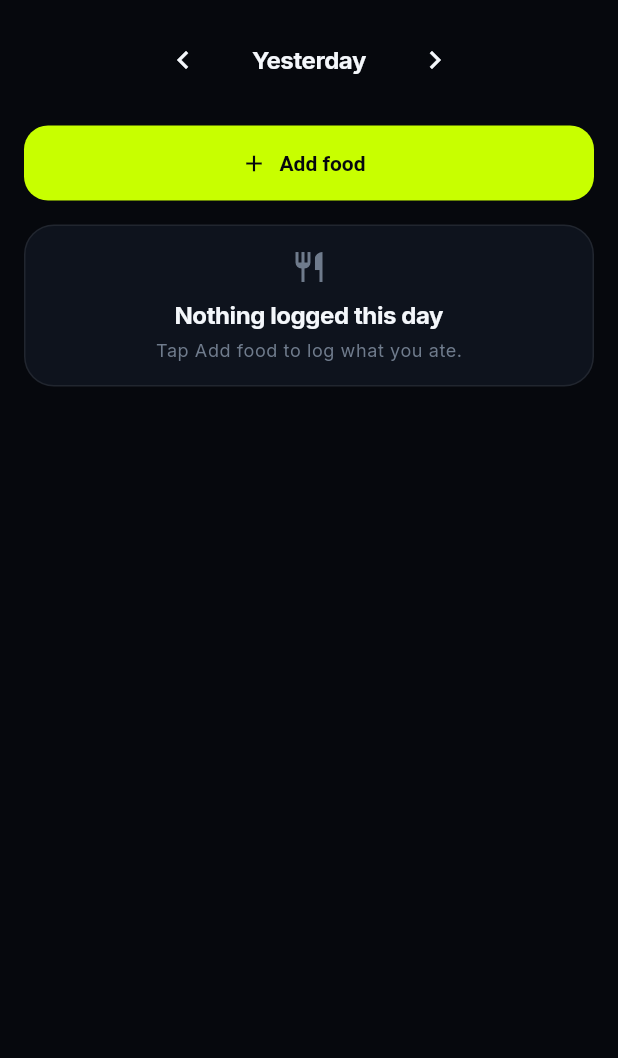
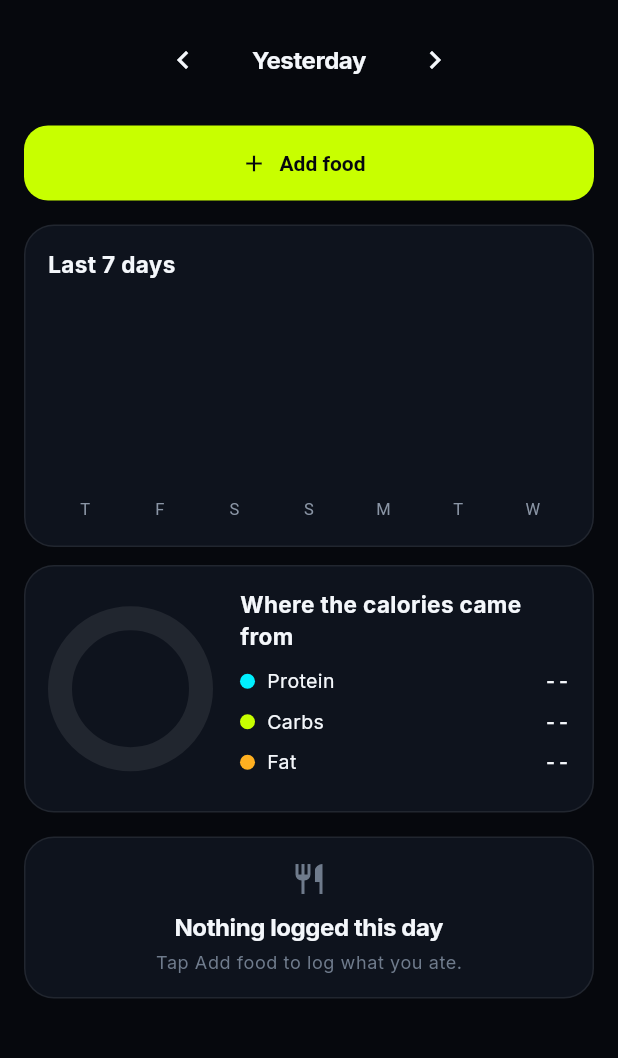
Before and after one commit to sasankurd/CrossGYM-App, a Flutter app: the NutritionScreen screen opened directly, after a tap on the "chevron left" icon, on a phone screen of 412 x 824 dp, the part 83-1141 px from its top. Run offline on Flutter 3.47's test engine with Material 3 defaults, Android fonts, the phone set to English and light mode, and no system bars; our stand-ins replace file_picker, flutter_map, google_fonts, latlong2, path_drawing, shared_preferences; missing offline and left inert: dart:js_interop; accounts and stored records are empty; project files that could hold a hidden picture were left out.

Commit message:
Add calorie charts to Fuel and a body recovery map to the Hub
Co-Authored-By: Claude Sonnet 5.5 <noreply@anthropic.com>
Claude-Session: https://claude.ai/code/session_018UhUDsVe9iLB8RcoNaQkuM

```diff
--- a/lib/features/home/dashboard_screen.dart
+++ b/lib/features/home/dashboard_screen.dart
@@ -7,6 +7,7 @@ import '../../data/models.dart';
 import '../nutrition/calorie_summary.dart';
 import '../watch/heart_widgets.dart';
 import '../records/records_section.dart';
+import 'recovery_map.dart';
 import 'coach_sheet.dart';
 import '../workouts/workout_type_screen.dart';
 
@@ -251,6 +252,10 @@ class DashboardScreen extends StatelessWidget {
           ),
         ),
         const SizedBox(height: 20),
+        const SectionLabel('Recovery map'),
+        const SizedBox(height: 10),
+        const RecoveryMap(),
+        const SizedBox(height: 20),
         const RecordsSection(),
         const SizedBox(height: 20),
         const SectionLabel('More sessions'),
--- /dev/null
+++ b/lib/features/nutrition/calorie_charts.dart
@@ -0,0 +1,251 @@
+import 'package:flutter/material.dart';
+
+import '../../core/tokens.dart';
+import '../../core/widgets.dart';
+import '../../data/app_state.dart';
+import '../../data/nutrition.dart';
+
+const _dayLetters = ['M', 'T', 'W', 'T', 'F', 'S', 'S'];
+
+/// Calories eaten on each of the 7 days ending at [day], with the daily
+/// target as a line.
+class WeekCalorieChart extends StatelessWidget {
+  const WeekCalorieChart({super.key, required this.day});
+
+  final DateTime day;
+
+  @override
+  Widget build(BuildContext context) {
+    final state = AppScope.of(context);
+    final target = state.profile?.targetKcal;
+    final days = [for (var i = 6; i >= 0; i--) day.subtract(Duration(days: i))];
+    final values = [for (final d in days) state.caloriesOn(d)];
+    final total = values.fold(0, (a, b) => a + b);
+    final logged = values.where((v) => v > 0).length;
+    return NeoCard(
+      child: Column(
+        crossAxisAlignment: CrossAxisAlignment.start,
+        children: [
+          Row(
+            children: [
+              const Expanded(
+                child: Text('Last 7 days',
+                    style:
+                        TextStyle(fontSize: 15, fontWeight: FontWeight.w700)),
+              ),
+              if (logged > 0)
+                Text('avg ${formatInt((total / logged).round())} cal',
+                    style: mono(size: 12, color: AppColors.gray300)),
+            ],
+          ),
+          const SizedBox(height: 12),
+          Semantics(
+            label: 'Bar chart of calories for the last 7 days. '
+                '${[
+              for (var i = 0; i < 7; i++) '${_dayLetters[days[i].weekday - 1]} ${values[i]}',
+            ].join(', ')}.',
+            child: SizedBox(
+              height: 150,
+              child: CustomPaint(
+                size: Size.infinite,
+                painter: _BarsPainter(
+                  values: values,
+                  letters: [for (final d in days) _dayLetters[d.weekday - 1]],
+                  target: target,
+                  bar: Theme.of(context).colorScheme.primary,
+                ),
+              ),
+            ),
+          ),
+          if (target != null) ...[
+            const SizedBox(height: 8),
+            Text('Dashed line: your target of ${formatInt(target)} cal. '
+                'Bars over it turn red.',
+                style: const TextStyle(
+                    fontSize: 11, color: AppColors.gray400)),
+          ],
+        ],
+      ),
+    );
+  }
+}
+
+class _BarsPainter extends CustomPainter {
+  _BarsPainter({
+    required this.values,
+    required this.letters,
+    required this.target,
+    required this.bar,
+  });
+
+  final List<int> values;
+  final List<String> letters;
+  final int? target;
+  final Color bar;
+
+  @override
+  void paint(Canvas canvas, Size size) {
+    const labelH = 18.0;
+    final chartH = size.height - labelH - 14;
+    final top = 14.0;
+    final maxV = [
+      ...values,
+      if (target != null) (target! * 1.15).round(),
+      500,
+    ].reduce((a, b) => a > b ? a : b);
+    final slot = size.width / values.length;
+    final barW = slot * 0.55;
+
+    for (var i = 0; i < values.length; i++) {
+      final x = slot * i + (slot - barW) / 2;
+      final h = chartH * values[i] / maxV;
+      final over = target != null && values[i] > target!;
+      canvas.drawRRect(
+        RRect.fromLTRBR(x, top + chartH - h, x + barW, top + chartH,
+            const Radius.circular(6)),
+        Paint()..color = values[i] == 0
+            ? AppColors.hairline
+            : (over ? AppColors.coral : bar),
+      );
+      if (values[i] > 0) {
+        _text(canvas, '${values[i]}', Offset(x + barW / 2, top + chartH - h - 12),
+            9, AppColors.gray300);
+      }
+      _text(canvas, letters[i], Offset(x + barW / 2, size.height - 9), 11,
+          AppColors.gray300);
+    }
+    if (target != null) {
+      final y = top + chartH - chartH * target! / maxV;
+      final p = Paint()
+        ..color = AppColors.gray300
+        ..strokeWidth = 1;
+      for (var x = 0.0; x < size.width; x += 8) {
+        canvas.drawLine(Offset(x, y), Offset(x + 4, y), p);
+      }
+    }
+  }
+
+  void _text(Canvas c, String s, Offset center, double size, Color color) {
+    final tp = TextPainter(
+      text: TextSpan(text: s, style: TextStyle(fontSize: size, color: color)),
+      textDirection: TextDirection.ltr,
+    )..layout();
+    tp.paint(c, center - Offset(tp.width / 2, tp.height / 2));
+  }
+
+  @override
+  bool shouldRepaint(_BarsPainter old) =>
+      old.values != values || old.target != target || old.bar != bar;
+}
+
+/// Where today's calories came from: protein, carbs and fat.
+class MacroDonut extends StatelessWidget {
+  const MacroDonut({super.key, required this.day});
+
+  final DateTime day;
+
+  @override
+  Widget build(BuildContext context) {
+    final state = AppScope.of(context);
+    final p = state.proteinOn(day) * 4;
+    final c = state.carbsOn(day) * 4;
+    final f = state.fatOn(day) * 9;
+    final total = p + c + f;
+    const protein = AppColors.cyan;
+    const carbs = AppColors.volt;
+    const fat = AppColors.amber;
+    Widget row(String name, double kcal, Color color) => Padding(
+          padding: const EdgeInsets.only(bottom: 8),
+          child: Row(children: [
+            Container(
+                width: 10,
+                height: 10,
+                decoration:
+                    BoxDecoration(color: color, shape: BoxShape.circle)),
+            const SizedBox(width: 8),
+            Expanded(child: Text(name, style: const TextStyle(fontSize: 13))),
+            Text(total == 0 ? '--' : '${(kcal / total * 100).round()}%',
+                style: mono(size: 13)),
+          ]),
+        );
+    return NeoCard(
+      child: Row(
+        children: [
+          Semantics(
+            label: total == 0
+                ? 'Calorie split chart, nothing logged'
+                : 'Calorie split: protein ${(p / total * 100).round()} percent, '
+                    'carbs ${(c / total * 100).round()} percent, '
+                    'fat ${(f / total * 100).round()} percent',
+            child: SizedBox(
+              width: 110,
+              height: 110,
+              child: CustomPaint(
+                painter: _DonutPainter(
+                  [p, c, f],
+                  const [protein, carbs, fat],
+                ),
+              ),
+            ),
+          ),
+          const SizedBox(width: 18),
+          Expanded(
+            child: Column(
+              crossAxisAlignment: CrossAxisAlignment.start,
+              children: [
+                const Text('Where the calories came from',
+                    style:
+                        TextStyle(fontSize: 15, fontWeight: FontWeight.w700)),
+                const SizedBox(height: 10),
+                row('Protein', p, protein),
+                row('Carbs', c, carbs),
+                row('Fat', f, fat),
+              ],
+            ),
+          ),
+        ],
+      ),
+    );
+  }
+}
+
+class _DonutPainter extends CustomPainter {
+  _DonutPainter(this.values, this.colors);
+
+  final List<double> values;
+  final List<Color> colors;
+
+  @override
+  void paint(Canvas canvas, Size size) {
+    const stroke = 16.0;
+    final rect = Offset.zero & size;
+    final arc = rect.deflate(stroke / 2);
+    final base = Paint()
+      ..style = PaintingStyle.stroke
+      ..strokeWidth = stroke
+      ..color = AppColors.hairline;
+    canvas.drawArc(arc, 0, 6.2832, false, base);
+    final total = values.fold(0.0, (a, b) => a + b);
+    if (total == 0) return;
+    var start = -1.5708;
+    for (var i = 0; i < values.length; i++) {
+      final sweep = 6.2832 * values[i] / total;
+      if (sweep <= 0) continue;
+      canvas.drawArc(
+        arc,
+        start,
+        sweep > 0.04 ? sweep - 0.03 : sweep,
+        false,
+        Paint()
+          ..style = PaintingStyle.stroke
+          ..strokeWidth = stroke
+          ..color = colors[i],
+      );
+      start += sweep;
+    }
+  }
+
+  @override
+  bool shouldRepaint(_DonutPainter old) =>
+      old.values != values || old.colors != colors;
+}
--- a/lib/features/nutrition/nutrition_screen.dart
+++ b/lib/features/nutrition/nutrition_screen.dart
@@ -5,6 +5,7 @@ import '../../core/widgets.dart';
 import '../../data/app_state.dart';
 import '../../data/nutrition.dart';
 import 'add_food_sheet.dart';
+import 'calorie_charts.dart';
 import 'calorie_summary.dart';
 
 /// The calorie tracker: one day at a time, grouped by meal.
@@ -103,6 +104,10 @@ class _NutritionScreenState extends State<NutritionScreen> {
           style: FilledButton.styleFrom(minimumSize: const Size.fromHeight(50)),
         ),
         const SizedBox(height: 16),
+        WeekCalorieChart(day: _day),
+        const SizedBox(height: 12),
+        MacroDonut(day: _day),
+        const SizedBox(height: 16),
         if (foods.isEmpty)
           NeoCard(
             child: Column(
```
Also changed, not shown: lib/data/recovery.dart (added, +103 -0 lines), lib/features/home/recovery_map.dart (added, +190 -0 lines), 1 other file.
